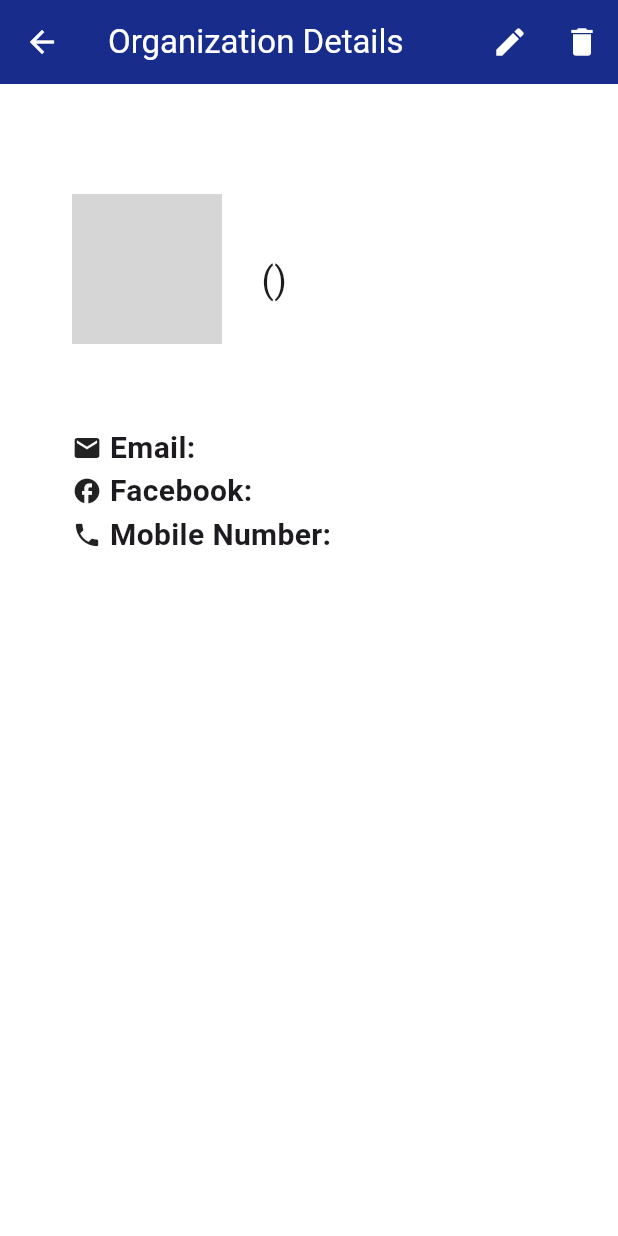
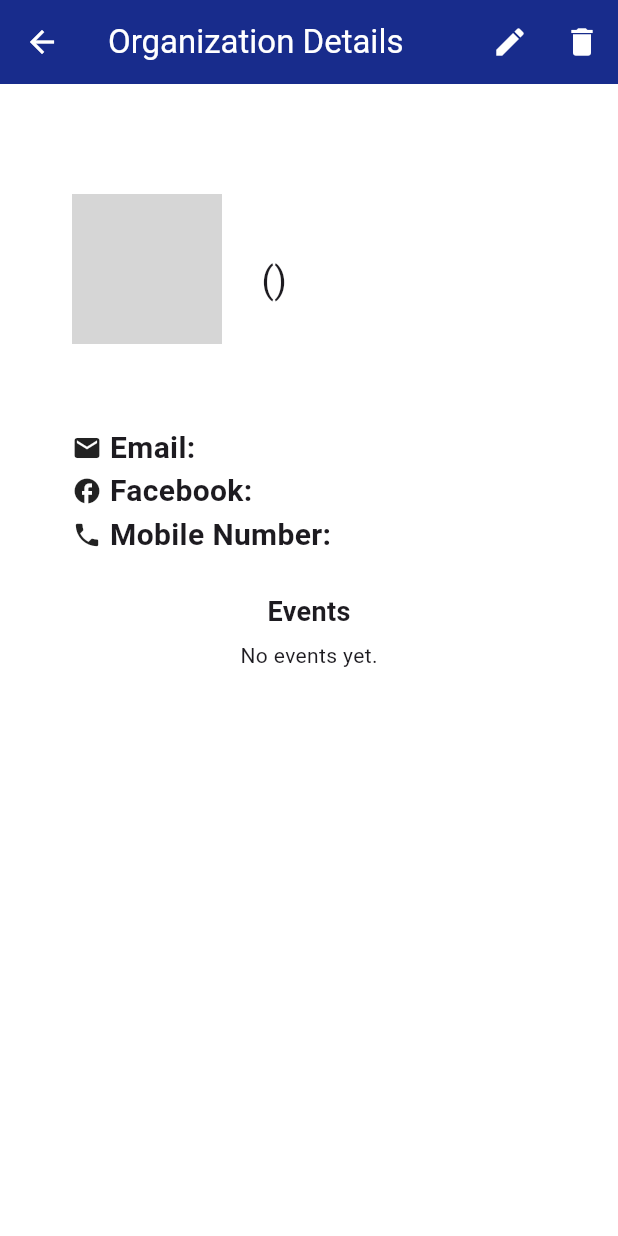
Before and after one commit to KristyleModin/UniVents_Website, a Flutter app: the ViewOrganization screen opened directly with empty values, on a phone screen of 412 x 824 dp. Run offline on Flutter 3.47's test engine with Material 3 defaults, Android fonts, the phone set to English and light mode, and no system bars; our stand-ins replace cloud_firestore, firebase_auth, firebase_core, firebase_storage, flutter_speed_dial, google_sign_in and 2 more; missing offline and left inert: dart:html; accounts and stored records are empty; network calls fail; grey boxes are pictures that could not be loaded.

Commit message:
Add view of events for each organization

```diff
--- a/lib/src/views/public/organization_details.dart
+++ b/lib/src/views/public/organization_details.dart
@@ -1,4 +1,5 @@
 import 'package:flutter/material.dart';
+import 'package:intl/intl.dart';
 import 'package:univents/src/views/public/dashboard.dart';
 import 'package:cloud_firestore/cloud_firestore.dart';
 import 'package:univents/src/views/public/edit_organization.dart';
@@ -78,6 +79,33 @@ class _ViewOrganizationState extends State<ViewOrganization> {
       },
     );
   }
+
+Future<List<Map<String, dynamic>>> fetchEvents() async {
+  if (widget.uid.isEmpty) {
+    print(widget.name);
+    print("UID is empty, skipping event fetch.");
+    return [];
+  }
+
+  final eventsSnapshot = await FirebaseFirestore.instance
+      .collection('events')
+      .where('orguid', isEqualTo: FirebaseFirestore.instance.collection('organizations').doc(widget.uid))
+      .get();
+
+  List<Map<String, dynamic>> eventList = [];
+
+  for (var doc in eventsSnapshot.docs) {
+    final data = doc.data();
+    eventList.add({
+      'title': data['title'] ?? '',
+      'datetimestart': data['datetimestart'] ?? '',
+      'datetimeend': data['datetimeend'] ?? '',
+      'status': data['status'] ?? '',
+    });
+  }
+
+  return eventList;
+}
 
   @override
   Widget build(BuildContext context) {
@@ -271,6 +299,53 @@ class _ViewOrganizationState extends State<ViewOrganization> {
                     ],
                   ),
                   SizedBox(height: 24),
+                  const Text(
+                    "Events",
+                    style: TextStyle(fontSize: 18, fontWeight: FontWeight.bold),
+                  ),
+                  const SizedBox(height: 6),
+                  FutureBuilder<List<Map<String, dynamic>>>(
+                    future: fetchEvents(),
+                    builder: (context, snapshot) {
+                      if (snapshot.connectionState == ConnectionState.waiting) {
+                        return const Center(child: CircularProgressIndicator());
+                      } else if (snapshot.hasError) {
+                        return Text('Error: ${snapshot.error}');
+                      } else if (!snapshot.hasData || snapshot.data!.isEmpty) {
+                        return const Text('No events yet.');
+                      }
+
+                      final events = snapshot.data!;
+                      return SingleChildScrollView(
+                        scrollDirection: Axis.horizontal,
+                        child: DataTable(
+                          columnSpacing: 16,
+                          columns: const [
+                            DataColumn(label: Text('Title')),
+                            DataColumn(label: Text('Start Date & Time')),
+                            DataColumn(label: Text('End Date & Time')),
+                            DataColumn(label: Text('Status')),
+                          ],
+                          rows: events.map((event) {
+                            return DataRow(cells: [
+                              DataCell(Text(event['title'])),
+                              DataCell(Text(
+                                event['datetimestart'] is Timestamp
+                                    ? DateFormat.yMd().add_jm().format((event['datetimestart'] as Timestamp).toDate())
+                                    : event['datetimestart'].toString(),
+                              )),
+                              DataCell(Text(
+                                event['datetimeend'] is Timestamp
+                                    ? DateFormat.yMd().add_jm().format((event['datetimeend'] as Timestamp).toDate())
+                                    : event['datetimeend'].toString(),
+                              )),
+                              DataCell(Text(event['status'])),
+                            ]);
+                          }).toList(),
+                        ),
+                      );
+                    },
+                  ),
                 ],
               ),
             ),
```
